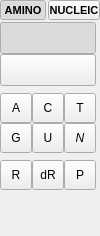
Qt form src/schrodinger/sketcher/ui/monomer_tool_widget.ui (KevKeating/sketcher) before a commit.
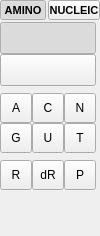
The same form after that commit. The open tabs and pages were chosen to show the change. Custom widgets are drawn as their Qt base class.

Commit message: tweaking how italics are handled

Patch:
```diff
--- a/src/schrodinger/sketcher/ui/monomer_tool_widget.ui
+++ b/src/schrodinger/sketcher/ui/monomer_tool_widget.ui
@@ -176,42 +176,6 @@
          </attribute>
         </widget>
        </item>
-       <item row="4" column="2">
-        <widget class="QToolButton" name="na_n_btn">
-         <property name="minimumSize">
-          <size>
-           <width>32</width>
-           <height>30</height>
-          </size>
-         </property>
-         <property name="maximumSize">
-          <size>
-           <width>32</width>
-           <height>32</height>
-          </size>
-         </property>
-         <property name="font">
-          <font>
-           <italic>true</italic>
-          </font>
-         </property>
-         <property name="text">
-          <string>N</string>
-         </property>
-         <property name="iconSize">
-          <size>
-           <width>30</width>
-           <height>32</height>
-          </size>
-         </property>
-         <property name="checkable">
-          <bool>true</bool>
-         </property>
-         <attribute name="buttonGroup">
-          <string notr="true">nucleic_monomer_group</string>
-         </attribute>
-        </widget>
-       </item>
        <item row="4" column="1">
         <widget class="QToolButton" name="na_u_btn">
          <property name="minimumSize">
@@ -243,37 +207,6 @@
          </attribute>
         </widget>
        </item>
-       <item row="3" column="2">
-        <widget class="QToolButton" name="na_t_btn">
-         <property name="minimumSize">
-          <size>
-           <width>32</width>
-           <height>30</height>
-          </size>
-         </property>
-         <property name="maximumSize">
-          <size>
-           <width>32</width>
-           <height>32</height>
-          </size>
-         </property>
-         <property name="text">
-          <string>T</string>
-         </property>
-         <property name="iconSize">
-          <size>
-           <width>30</width>
-           <height>32</height>
-          </size>
-         </property>
-         <property name="checkable">
-          <bool>true</bool>
-         </property>
-         <attribute name="buttonGroup">
-          <string notr="true">nucleic_monomer_group</string>
-         </attribute>
-        </widget>
-       </item>
        <item row="1" column="0" colspan="3">
         <widget class="schrodinger::sketcher::ModularToolButton" name="na_dna_btn">
          <property name="minimumSize">
@@ -505,6 +438,68 @@
          </property>
         </spacer>
        </item>
+       <item row="4" column="2">
+        <widget class="QToolButton" name="na_t_btn">
+         <property name="minimumSize">
+          <size>
+           <width>32</width>
+           <height>30</height>
+          </size>
+         </property>
+         <property name="maximumSize">
+          <size>
+           <width>32</width>
+           <height>32</height>
+          </size>
+         </property>
+         <property name="text">
+          <string>T</string>
+         </property>
+         <property name="iconSize">
+          <size>
+           <width>30</width>
+           <height>32</height>
+          </size>
+         </property>
+         <property name="checkable">
+          <bool>true</bool>
+         </property>
+         <attribute name="buttonGroup">
+          <string notr="true">nucleic_monomer_group</string>
+         </attribute>
+        </widget>
+       </item>
+       <item row="3" column="2">
+        <widget class="QToolButton" name="na_n_btn">
+         <property name="minimumSize">
+          <size>
+           <width>32</width>
+           <height>30</height>
+          </size>
+         </property>
+         <property name="maximumSize">
+          <size>
+           <width>32</width>
+           <height>32</height>
+          </size>
+         </property>
+         <property name="text">
+          <string>N</string>
+         </property>
+         <property name="iconSize">
+          <size>
+           <width>30</width>
+           <height>32</height>
+          </size>
+         </property>
+         <property name="checkable">
+          <bool>true</bool>
+         </property>
+         <attribute name="buttonGroup">
+          <string notr="true">nucleic_monomer_group</string>
+         </attribute>
+        </widget>
+       </item>
       </layout>
      </widget>
      <widget class="QWidget" name="amino_page">
```
Left out of the diff: 5 changed lines with no effect on the pictures. The commit also changes 1 other file.
